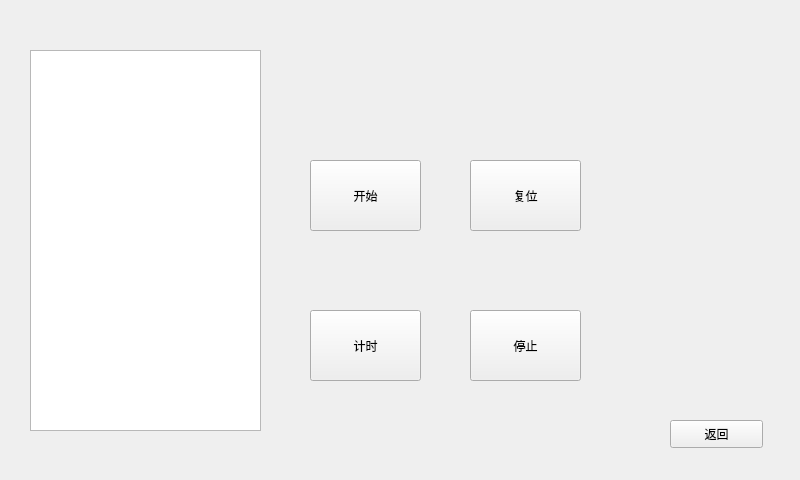
hewei-bit/QT-Learing, file item/intelligent_community/runningtime.ui: the form before one commit.
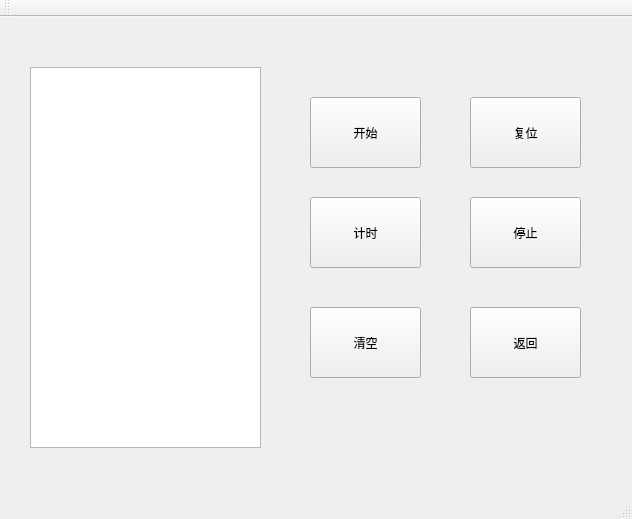
The form after the commit.

```diff
--- a/item/intelligent_community/runningtime.ui
+++ b/item/intelligent_community/runningtime.ui
@@ -6,8 +6,8 @@
    <rect>
     <x>0</x>
     <y>0</y>
-    <width>800</width>
-    <height>480</height>
+    <width>632</width>
+    <height>519</height>
    </rect>
   </property>
   <property name="windowTitle">
@@ -28,7 +28,7 @@
     <property name="geometry">
      <rect>
       <x>310</x>
-      <y>160</y>
+      <y>80</y>
       <width>111</width>
       <height>71</height>
      </rect>
@@ -41,7 +41,7 @@
     <property name="geometry">
      <rect>
       <x>470</x>
-      <y>160</y>
+      <y>80</y>
       <width>111</width>
       <height>71</height>
      </rect>
@@ -54,7 +54,7 @@
     <property name="geometry">
      <rect>
       <x>470</x>
-      <y>310</y>
+      <y>180</y>
       <width>111</width>
       <height>71</height>
      </rect>
@@ -67,7 +67,7 @@
     <property name="geometry">
      <rect>
       <x>310</x>
-      <y>310</y>
+      <y>180</y>
       <width>111</width>
       <height>71</height>
      </rect>
@@ -101,10 +101,23 @@
    <widget class="QPushButton" name="pushButton">
     <property name="geometry">
      <rect>
-      <x>670</x>
-      <y>420</y>
-      <width>93</width>
-      <height>28</height>
+      <x>310</x>
+      <y>290</y>
+      <width>111</width>
+      <height>71</height>
+     </rect>
+    </property>
+    <property name="text">
+     <string>清空</string>
+    </property>
+   </widget>
+   <widget class="QPushButton" name="back_Btn">
+    <property name="geometry">
+     <rect>
+      <x>470</x>
+      <y>290</y>
+      <width>111</width>
+      <height>71</height>
      </rect>
     </property>
     <property name="text">
@@ -112,6 +125,25 @@
     </property>
    </widget>
   </widget>
+  <widget class="QMenuBar" name="menuBar">
+   <property name="geometry">
+    <rect>
+     <x>0</x>
+     <y>0</y>
+     <width>632</width>
+     <height>23</height>
+    </rect>
+   </property>
+  </widget>
+  <widget class="QToolBar" name="mainToolBar">
+   <attribute name="toolBarArea">
+    <enum>TopToolBarArea</enum>
+   </attribute>
+   <attribute name="toolBarBreak">
+    <bool>false</bool>
+   </attribute>
+  </widget>
+  <widget class="QStatusBar" name="statusBar"/>
  </widget>
  <layoutdefault spacing="6" margin="11"/>
  <resources/>
```
Left out of the diff: 4 changed lines with no effect on the pictures.
